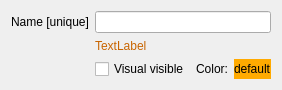
This is guis/widget_name.ui in RubendeBruin/DAVE as Qt 5 draws it before an edit. The edited form follows.
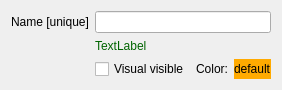
This is the edited form.

Patch:
```diff
--- a/guis/widget_name.ui
+++ b/guis/widget_name.ui
@@ -6,8 +6,8 @@
    <rect>
     <x>0</x>
     <y>0</y>
-    <width>254</width>
-    <height>61</height>
+    <width>275</width>
+    <height>87</height>
    </rect>
   </property>
   <property name="minimumSize">
@@ -66,7 +66,7 @@
    <item row="1" column="1" colspan="3">
     <widget class="QLabel" name="lblInfo">
      <property name="styleSheet">
-      <string notr="true">color: rgb(200, 100, 0)</string>
+      <string notr="true">color: darkgreen</string>
      </property>
      <property name="text">
       <string>TextLabel</string>
```
